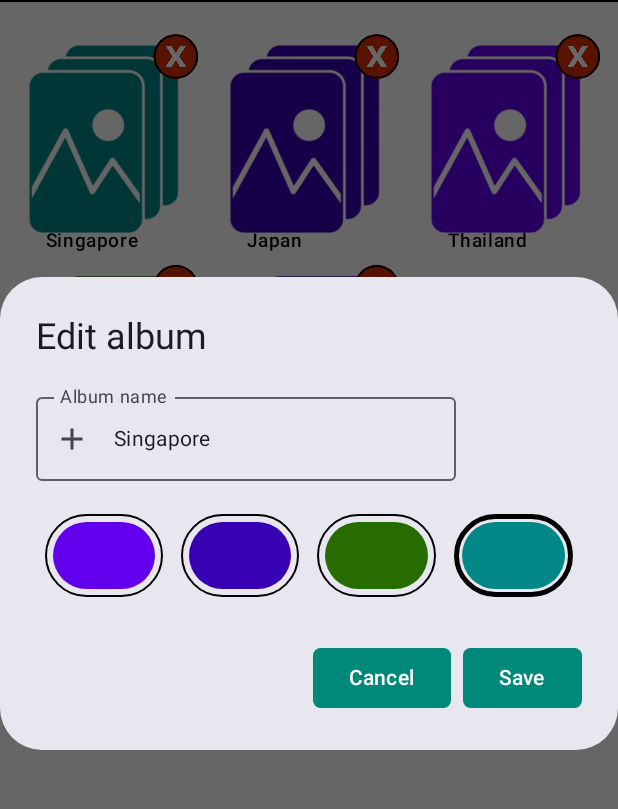
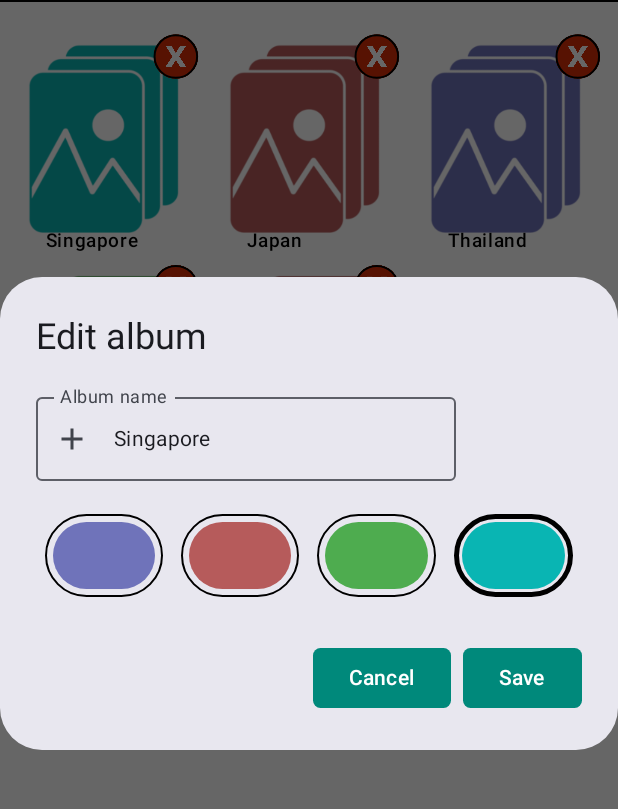
Before and after one commit to psydo3/Photorg, an Android app built with Jetpack Compose: the screen it shows after launch (MainActivity), after a tap on "Singapore", on a phone screen of 412 x 824 dp, the part 104-913 px from its top. Run offline under Robolectric (Android 15) with nearby library versions, the phone set to English and light mode, and no system bars.

Commit message:
name and color passed to album screen

```diff
--- a/app/src/main/java/com/example/photorg/Album.kt
+++ b/app/src/main/java/com/example/photorg/Album.kt
@@ -1,5 +1,6 @@
 package com.example.photorg
 
+import android.os.Parcelable
 import androidx.compose.ui.graphics.Color
 
 data class Album(
--- a/app/src/main/java/com/example/photorg/HomeScreen.kt
+++ b/app/src/main/java/com/example/photorg/HomeScreen.kt
@@ -1,6 +1,5 @@
 package com.example.photorg
 
-import android.util.Log
 import androidx.compose.foundation.Image
 import androidx.compose.foundation.background
 import androidx.compose.foundation.border
@@ -19,7 +18,6 @@ import androidx.compose.foundation.layout.width
 import androidx.compose.foundation.lazy.grid.GridCells
 import androidx.compose.foundation.lazy.grid.LazyVerticalGrid
 import androidx.compose.foundation.shape.CircleShape
-import androidx.compose.material3.AlertDialog
 import androidx.compose.material3.Divider
 import androidx.compose.material3.Text
 import androidx.compose.runtime.Composable
@@ -27,11 +25,11 @@ import androidx.compose.runtime.mutableStateOf
 import androidx.compose.runtime.remember
 import androidx.compose.ui.Alignment
 import androidx.compose.ui.Modifier
-import androidx.compose.ui.draw.drawBehind
 import androidx.compose.ui.draw.scale
-import androidx.compose.ui.geometry.Offset
+import androidx.compose.ui.draw.shadow
 import androidx.compose.ui.graphics.Color
 import androidx.compose.ui.graphics.ColorFilter
+import androidx.compose.ui.graphics.RectangleShape
 import androidx.compose.ui.res.colorResource
 import androidx.compose.ui.res.painterResource
 import androidx.compose.ui.text.font.FontWeight
@@ -52,11 +50,11 @@ fun HomeScreen(navController: NavController) {
         AlbumSection(
             navController = navController,
             albums = listOf(
-                Album("Singapore", colorResource(R.color.teal_700)),
-                Album("Japan", colorResource(R.color.purple_700)),
-                Album("Thailand", colorResource(R.color.purple_500)),
-                Album("South Korea", colorResource(R.color.dark_green)),
-                Album("Barcelona", colorResource(R.color.purple_700)),
+                Album("Singapore", colorResource(R.color.color_option1)),
+                Album("Japan", colorResource(R.color.color_option4)),
+                Album("Thailand", colorResource(R.color.color_option2)),
+                Album("South Korea", colorResource(R.color.color_option3)),
+                Album("Barcelona", colorResource(R.color.color_option4)),
             )
         )
     }
@@ -135,8 +133,22 @@ fun AlbumSection(
 fun AlbumItem(
     navController: NavController,
     albumName: String = "Unnamed Album",
-    albumColor: Color = colorResource(R.color.pink),
+    albumColor: Color = colorResource(R.color.color_option2),
 ) {
+    var colorValue = 0
+    val colorResources = mapOf(
+        0 to colorResource(id = R.color.color_option2),
+        1 to colorResource(id = R.color.color_option4),
+        2 to colorResource(id = R.color.color_option3),
+        3 to colorResource(id = R.color.color_option1),
+    )
+    for (color in colorResources) {
+        if (albumColor == color.value) {
+            colorValue = color.key
+        }
+    }
+
+
     val openDialog = remember { mutableStateOf(false) }
 
     Box(
@@ -146,15 +158,16 @@ fun AlbumItem(
         Image(
             painter = painterResource(id = R.drawable.album_icon),
             contentDescription = null,
-            colorFilter = ColorFilter.tint(albumColor),
+
             modifier = Modifier
                 .fillMaxSize()
                 .align(Alignment.Center)
                 .padding(bottom = 16.dp)
                 .padding(top = 10.dp)
                 .clickable {
-                    navController.navigate(Routes.albumScreen)
-                }
+                    navController.navigate(Routes.albumScreen+"/$albumName/$colorValue")
+                },
+            colorFilter = ColorFilter.tint(albumColor),
         )
         Image(
             painter = painterResource(id = R.drawable.close),
--- a/app/src/main/java/com/example/photorg/Navigation.kt
+++ b/app/src/main/java/com/example/photorg/Navigation.kt
@@ -1,9 +1,12 @@
 package com.example.photorg
 
 import androidx.compose.runtime.Composable
+import androidx.compose.ui.graphics.Color
+import androidx.navigation.NavType
 import androidx.navigation.compose.NavHost
 import androidx.navigation.compose.composable
 import androidx.navigation.compose.rememberNavController
+import androidx.navigation.navArgument
 
 @Composable
 fun Navigation(){
@@ -12,8 +15,24 @@ fun Navigation(){
         composable(Routes.homeScreen){
             HomeScreen(navController = navController)
         }
-        composable(Routes.albumScreen){
-            AlbumScreen(navController = navController)
+        composable(
+            Routes.albumScreen + "/{name}/{colorVal}",
+            arguments = listOf(
+                navArgument("name"){
+                    type = NavType.StringType
+                    defaultValue = "Unnamed Album"
+                },
+                navArgument("colorVal"){
+                    type = NavType.IntType
+                }
+            )
+
+        ){
+            AlbumScreen(
+                navController = navController,
+                albumName = it.arguments?.getString("name"),
+                colorVal = it.arguments?.getInt("colorVal")
+            )
         }
     }
 }
--- a/app/src/main/java/com/example/photorg/NewAlbumDialog.kt
+++ b/app/src/main/java/com/example/photorg/NewAlbumDialog.kt
@@ -1,6 +1,5 @@
 package com.example.photorg
 
-import android.util.Log
 import androidx.compose.foundation.background
 import androidx.compose.foundation.border
 import androidx.compose.foundation.clickable
@@ -41,16 +40,16 @@ fun NewAlbumDialog(
         albumColor: Color,
             ) -> Unit,
     namePassed: String = "",
-    colorPassed: Color = colorResource(id = R.color.purple_500),
+    colorPassed: Color = colorResource(id = R.color.color_option2),
 ) {
     var albumText by remember { mutableStateOf(namePassed) }
     var selectedColor by remember { mutableStateOf(0) }
 
     val colorResources = mapOf(
-        0 to colorResource(id = R.color.purple_500),
-        1 to colorResource(id = R.color.purple_700),
-        2 to colorResource(id = R.color.dark_green),
-        3 to colorResource(id = R.color.teal_700),
+        0 to colorResource(id = R.color.color_option2),
+        1 to colorResource(id = R.color.color_option4),
+        2 to colorResource(id = R.color.color_option3),
+        3 to colorResource(id = R.color.color_option1),
     )
 
     if (namePassed.isNotEmpty()) {
--- a/app/src/main/res/values/colors.xml
+++ b/app/src/main/res/values/colors.xml
@@ -1,16 +1,16 @@
 <?xml version="1.0" encoding="utf-8"?>
 <resources>
     <color name="purple_200">#FFBB86FC</color>
-    <color name="purple_500">#FF6200EE</color>
-    <color name="purple_700">#FF3700B3</color>
+
     <color name="teal_200">#FF03DAC5</color>
     <color name="black">#FF000000</color>
     <color name="white">#FFFFFFFF</color>
 
-    <color name="teal_700">#FF018786</color>
-    <color name="pink">#A52977</color>
-    <color name="dark_green">#266C00</color>
-    <color name="red">#630000</color>
+    <color name="color_option1">#09B5B3</color>
+    <color name="color_option2">#6F73BA</color>
+    <color name="color_option3">#4EAC4F</color>
+    <color name="color_option4">#B65B5B</color>
+
 
     <color name="button_color">#00897B</color>">
     <color name="background">#FFFFFF</color>">
```
Also changed, not shown: app/src/main/java/com/example/photorg/AlbumScreen.kt (+14 -15 lines).
